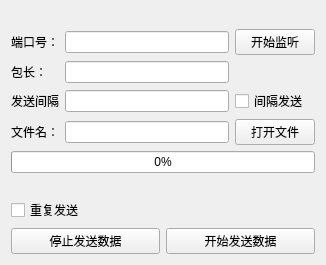
The window that mainWindow.ui (jack89730/dataSender) describes before a commit, drawn with Qt 5.
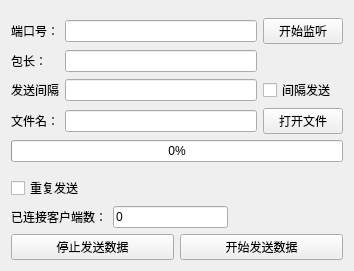
The same window after the commit.

Commit message: 添加显示当前已连接客户端的功能

The edit to the form file:
```diff
--- a/mainWindow.ui
+++ b/mainWindow.ui
@@ -6,8 +6,8 @@
    <rect>
     <x>0</x>
     <y>0</y>
-    <width>326</width>
-    <height>265</height>
+    <width>354</width>
+    <height>271</height>
    </rect>
   </property>
   <property name="windowTitle">
@@ -149,6 +149,40 @@
      </item>
     </layout>
    </item>
+   <item>
+    <layout class="QHBoxLayout" name="horizontalLayout_3">
+     <item>
+      <widget class="QLabel" name="label_5">
+       <property name="text">
+        <string>已连接客户端数：</string>
+       </property>
+      </widget>
+     </item>
+     <item>
+      <widget class="QLineEdit" name="lineEdit_connectedCounts">
+       <property name="text">
+        <string>0</string>
+       </property>
+       <property name="readOnly">
+        <bool>true</bool>
+       </property>
+      </widget>
+     </item>
+     <item>
+      <spacer name="horizontalSpacer_2">
+       <property name="orientation">
+        <enum>Qt::Horizontal</enum>
+       </property>
+       <property name="sizeHint" stdset="0">
+        <size>
+         <width>40</width>
+         <height>20</height>
+        </size>
+       </property>
+      </spacer>
+     </item>
+    </layout>
+   </item>
    <item>
     <layout class="QHBoxLayout" name="horizontalLayout">
      <item>
```
The commit also changes 4 other files.
